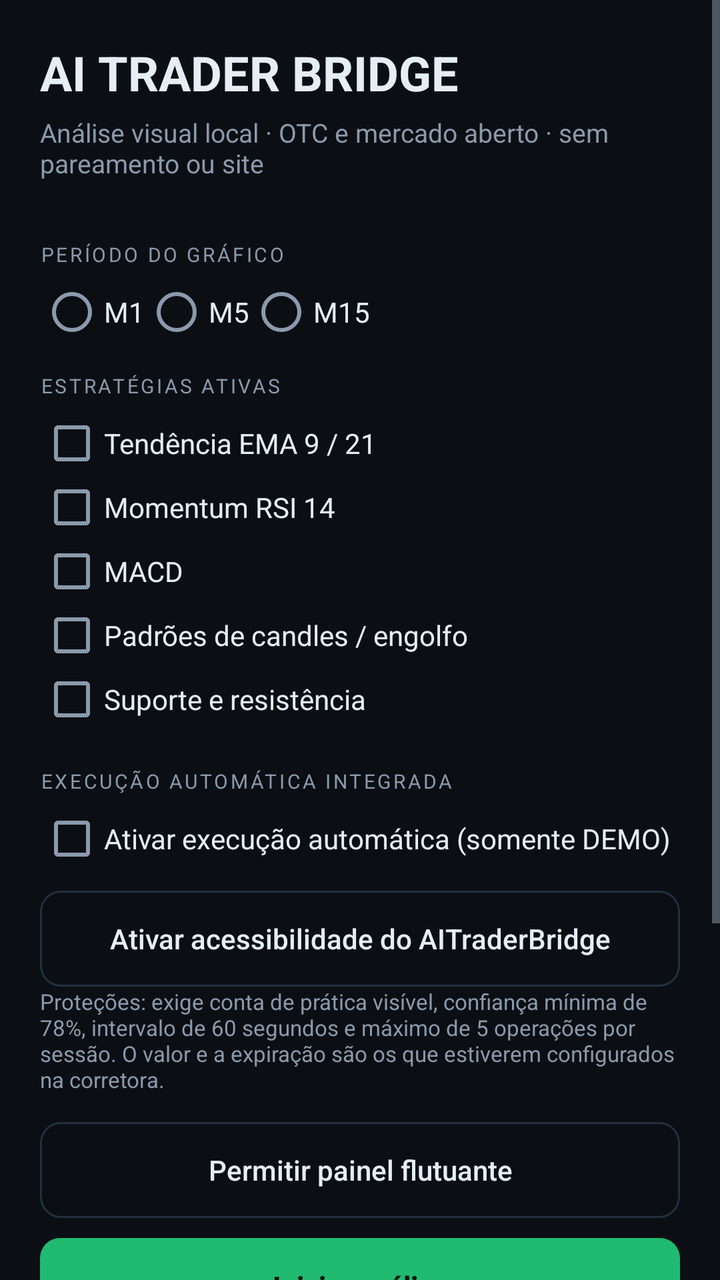
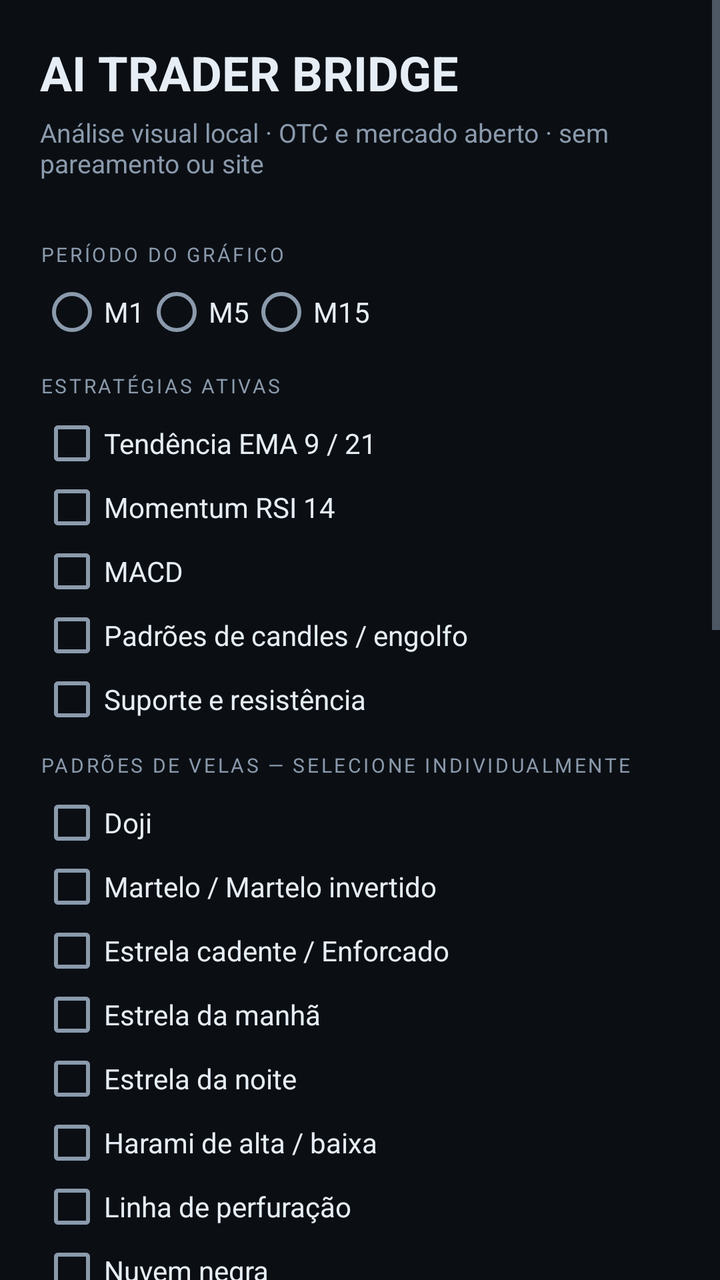

The first picture is an Android layout as it rendered before a commit; the second is the same layout after the commit. The layout source and the unified diff follow.
<!-- AndroidManifest.xml: application theme Theme.AITrader -->
<!-- res/layout/activity_main.xml -->
<?xml version="1.0" encoding="utf-8"?>
<ScrollView xmlns:android="http://schemas.android.com/apk/res/android" android:layout_width="match_parent" android:layout_height="match_parent" android:background="@color/bg" android:fillViewport="true">
 <LinearLayout android:layout_width="match_parent" android:layout_height="wrap_content" android:orientation="vertical" android:padding="20dp">
  <TextView android:layout_width="wrap_content" android:layout_height="wrap_content" android:text="AI TRADER BRIDGE" android:textColor="@color/text" android:textSize="24sp" android:textStyle="bold" />
  <TextView android:layout_width="match_parent" android:layout_height="wrap_content" android:layout_marginTop="5dp" android:layout_marginBottom="18dp" android:text="Análise visual local · OTC e mercado aberto · sem pareamento ou site" android:textColor="@color/muted" android:textSize="13sp" />
  <TextView style="@style/Label" android:text="PERÍODO DO GRÁFICO" />
  <RadioGroup android:id="@+id/timeframeGroup" android:layout_width="match_parent" android:layout_height="wrap_content" android:orientation="horizontal">
   <RadioButton android:id="@+id/tfM1" android:layout_width="wrap_content" android:layout_height="wrap_content" android:text="M1" android:textColor="@color/text" />
   <RadioButton android:id="@+id/tfM5" android:layout_width="wrap_content" android:layout_height="wrap_content" android:text="M5" android:textColor="@color/text" />
   <RadioButton android:id="@+id/tfM15" android:layout_width="wrap_content" android:layout_height="wrap_content" android:text="M15" android:textColor="@color/text" />
  </RadioGroup>
  <TextView style="@style/Label" android:layout_marginTop="14dp" android:text="ESTRATÉGIAS ATIVAS" />
  <CheckBox android:id="@+id/strategyEma" android:layout_width="match_parent" android:layout_height="wrap_content" android:text="Tendência EMA 9 / 21" android:textColor="@color/text" />
  <CheckBox android:id="@+id/strategyRsi" android:layout_width="match_parent" android:layout_height="wrap_content" android:text="Momentum RSI 14" android:textColor="@color/text" />
  <CheckBox android:id="@+id/strategyMacd" android:layout_width="match_parent" android:layout_height="wrap_content" android:text="MACD" android:textColor="@color/text" />
  <CheckBox android:id="@+id/strategyCandle" android:layout_width="match_parent" android:layout_height="wrap_content" android:text="Padrões de candles / engolfo" android:textColor="@color/text" />
  <CheckBox android:id="@+id/strategySr" android:layout_width="match_parent" android:layout_height="wrap_content" android:text="Suporte e resistência" android:textColor="@color/text" />
  <TextView style="@style/Label" android:layout_marginTop="18dp" android:text="EXECUÇÃO AUTOMÁTICA INTEGRADA" />
  <CheckBox android:id="@+id/checkAutoTrade" android:layout_width="match_parent" android:layout_height="wrap_content" android:text="Ativar execução automática (somente DEMO)" android:textColor="@color/text" />
  <Button android:id="@+id/buttonAccessibility" style="@style/GhostButton" android:text="Ativar acessibilidade do AITraderBridge" />
  <TextView android:layout_width="match_parent" android:layout_height="wrap_content" android:text="Proteções: exige conta de prática visível, confiança mínima de 78%, intervalo de 60 segundos e máximo de 5 operações por sessão. O valor e a expiração são os que estiverem configurados na corretora." android:textColor="@color/muted" android:textSize="11sp" />
  <Button android:id="@+id/buttonOverlay" style="@style/GhostButton" android:layout_marginTop="14dp" android:text="Permitir painel flutuante" />
  <Button android:id="@+id/buttonCapture" style="@style/PrimaryButton" android:text="Iniciar análise" />
  <Button android:id="@+id/buttonCalibrate" style="@style/GhostButton" android:text="Calibração manual de segurança" />
  <TextView android:id="@+id/textStatus" android:layout_width="match_parent" android:layout_height="wrap_content" android:layout_marginTop="14dp" android:background="@drawable/bg_card" android:padding="14dp" android:text="Pronto para analisar" android:textColor="@color/text" android:textSize="13sp" />
  <TextView android:layout_width="match_parent" android:layout_height="wrap_content" android:layout_marginTop="16dp" android:text="Abra qualquer ativo na IQ Option e mantenha o gráfico visível. O app identifica candles pela imagem; não é necessário cadastrar o par. A calibração automática depende de a escala de preços estar visível e legível. Os sinais são informativos; confirme manualmente as operações." android:textColor="@color/muted" android:textSize="11sp" />
 </LinearLayout>
</ScrollView>
<!-- resources referenced by this layout -->
<resources>
  <color name="bg">#0B0F14</color>
  <color name="muted">#8B9AAC</color>
  <color name="text">#E6EDF5</color>
  <!-- drawable bg_card (drawable) -->
  <?xml version="1.0" encoding="utf-8"?>
  <shape xmlns:android="http://schemas.android.com/apk/res/android" android:shape="rectangle">
      <solid android:color="@color/surface" />
      <corners android:radius="12dp" />
      <stroke android:width="1dp" android:color="@color/stroke" />
  </shape>
  <style name="GhostButton" parent="Widget.AppCompat.Button.Borderless">
          <item name="android:layout_width">match_parent</item>
          <item name="android:layout_height">48dp</item>
          <item name="android:layout_marginTop">10dp</item>
          <item name="android:background">@drawable/bg_button_ghost</item>
          <item name="android:textColor">@color/text</item>
          <item name="android:textAllCaps">false</item>
          <item name="android:textSize">14sp</item>
      </style>
  <style name="Label">
          <item name="android:layout_width">match_parent</item>
          <item name="android:layout_height">wrap_content</item>
          <item name="android:layout_marginTop">12dp</item>
          <item name="android:layout_marginBottom">6dp</item>
          <item name="android:textAllCaps">true</item>
          <item name="android:letterSpacing">0.12</item>
          <item name="android:textColor">@color/muted</item>
          <item name="android:textSize">10sp</item>
      </style>
  <style name="PrimaryButton" parent="Widget.AppCompat.Button.Borderless">
          <item name="android:layout_width">match_parent</item>
          <item name="android:layout_height">48dp</item>
          <item name="android:layout_marginTop">10dp</item>
          <item name="android:background">@drawable/bg_button_primary</item>
          <item name="android:textColor">#04150C</item>
          <item name="android:textStyle">bold</item>
          <item name="android:textAllCaps">false</item>
          <item name="android:textSize">14sp</item>
      </style>
  <style name="Theme.AITrader" parent="Theme.AppCompat.NoActionBar">
          <item name="android:windowBackground">@color/bg</item>
          <item name="android:statusBarColor">@color/bg</item>
          <item name="android:navigationBarColor">@color/bg</item>
          <item name="android:textColorPrimary">@color/text</item>
          <item name="android:textColorSecondary">@color/muted</item>
          <item name="colorAccent">@color/brand</item>
      </style>
  <color name="surface">#131A22</color>
  <color name="stroke">#223040</color>
  <!-- drawable bg_button_ghost (drawable) -->
  <?xml version="1.0" encoding="utf-8"?>
  <shape xmlns:android="http://schemas.android.com/apk/res/android" android:shape="rectangle">
      <solid android:color="#00000000" />
      <corners android:radius="10dp" />
      <stroke android:width="1dp" android:color="@color/stroke" />
  </shape>
  <!-- drawable bg_button_primary (drawable) -->
  <?xml version="1.0" encoding="utf-8"?>
  <shape xmlns:android="http://schemas.android.com/apk/res/android" android:shape="rectangle">
      <solid android:color="@color/brand" />
      <corners android:radius="10dp" />
  </shape>
  <color name="brand">#21BA71</color>
</resources>

<!-- the commit's change to res/layout/activity_main.xml (unified diff, before → after) -->
@@ -15,6 +15,19 @@
   <CheckBox android:id="@+id/strategyMacd" android:layout_width="match_parent" android:layout_height="wrap_content" android:text="MACD" android:textColor="@color/text" />
   <CheckBox android:id="@+id/strategyCandle" android:layout_width="match_parent" android:layout_height="wrap_content" android:text="Padrões de candles / engolfo" android:textColor="@color/text" />
   <CheckBox android:id="@+id/strategySr" android:layout_width="match_parent" android:layout_height="wrap_content" android:text="Suporte e resistência" android:textColor="@color/text" />
+  <TextView style="@style/Label" android:layout_marginTop="10dp" android:text="PADRÕES DE VELAS — SELECIONE INDIVIDUALMENTE" />
+  <CheckBox android:id="@+id/strategyDoji" android:layout_width="match_parent" android:layout_height="wrap_content" android:text="Doji" android:textColor="@color/text" />
+  <CheckBox android:id="@+id/strategyHammer" android:layout_width="match_parent" android:layout_height="wrap_content" android:text="Martelo / Martelo invertido" android:textColor="@color/text" />
+  <CheckBox android:id="@+id/strategyShootingStar" android:layout_width="match_parent" android:layout_height="wrap_content" android:text="Estrela cadente / Enforcado" android:textColor="@color/text" />
+  <CheckBox android:id="@+id/strategyMorningStar" android:layout_width="match_parent" android:layout_height="wrap_content" android:text="Estrela da manhã" android:textColor="@color/text" />
+  <CheckBox android:id="@+id/strategyEveningStar" android:layout_width="match_parent" android:layout_height="wrap_content" android:text="Estrela da noite" android:textColor="@color/text" />
+  <CheckBox android:id="@+id/strategyHarami" android:layout_width="match_parent" android:layout_height="wrap_content" android:text="Harami de alta / baixa" android:textColor="@color/text" />
+  <CheckBox android:id="@+id/strategyPiercing" android:layout_width="match_parent" android:layout_height="wrap_content" android:text="Linha de perfuração" android:textColor="@color/text" />
+  <CheckBox android:id="@+id/strategyDarkCloud" android:layout_width="match_parent" android:layout_height="wrap_content" android:text="Nuvem negra" android:textColor="@color/text" />
+  <CheckBox android:id="@+id/strategyThreeSoldiers" android:layout_width="match_parent" android:layout_height="wrap_content" android:text="Três soldados brancos" android:textColor="@color/text" />
+  <CheckBox android:id="@+id/strategyThreeCrows" android:layout_width="match_parent" android:layout_height="wrap_content" android:text="Três corvos negros" android:textColor="@color/text" />
+  <CheckBox android:id="@+id/strategyTweezers" android:layout_width="match_parent" android:layout_height="wrap_content" android:text="Topo / fundo pinça" android:textColor="@color/text" />
+  <CheckBox android:id="@+id/strategyMarubozu" android:layout_width="match_parent" android:layout_height="wrap_content" android:text="Marubozu de alta / baixa" android:textColor="@color/text" />
   <TextView style="@style/Label" android:layout_marginTop="18dp" android:text="EXECUÇÃO AUTOMÁTICA INTEGRADA" />
   <CheckBox android:id="@+id/checkAutoTrade" android:layout_width="match_parent" android:layout_height="wrap_content" android:text="Ativar execução automática (somente DEMO)" android:textColor="@color/text" />
   <Button android:id="@+id/buttonAccessibility" style="@style/GhostButton" android:text="Ativar acessibilidade do AITraderBridge" />
